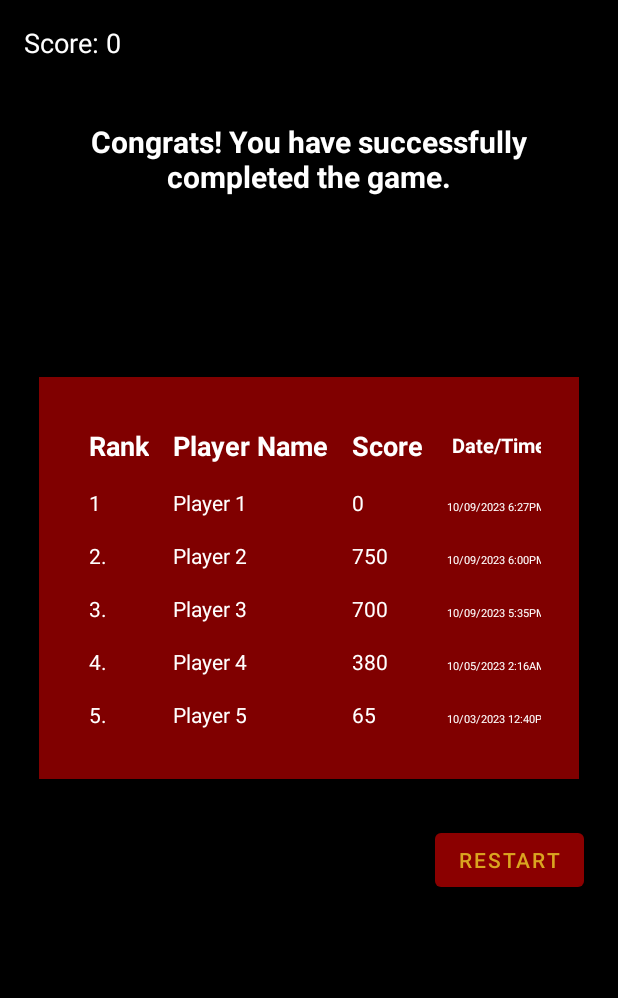
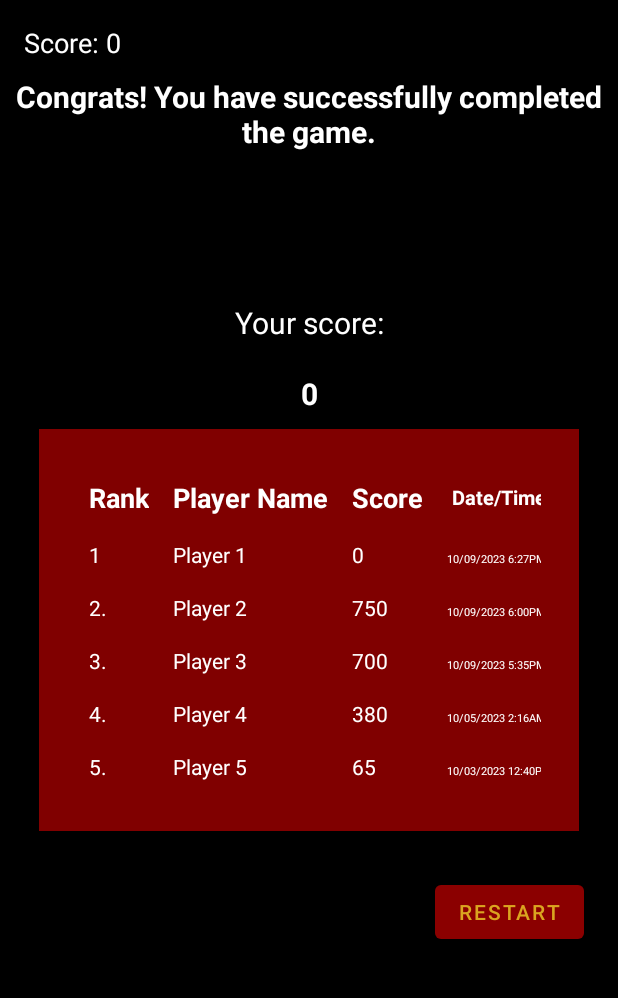
Before and after one commit to phunggnguyenn/CS2340A_Team45, an Android app: the GameEndActivity screen opened directly, with no data from a screen before it, on a phone screen of 412 x 824 dp, the part 84-1082 px from its top. Run offline under Robolectric (Android 15) with nearby library versions, the phone set to English and light mode, and no system bars.

Commit message:
implement current score

```diff
--- a/AndroidStudio_Template/app/src/main/java/com/example/views/GameEndActivity.java
+++ b/AndroidStudio_Template/app/src/main/java/com/example/views/GameEndActivity.java
@@ -34,6 +34,8 @@ public class GameEndActivity extends AppCompatActivity {
         scoreTextView = findViewById(R.id.scoreTextView);
         scoreTextView.setText("Score: " + score);
 
+        TextView currentScore = findViewById(R.id.textView7);
+        currentScore.setText(String.valueOf(score));
         leaderboard = Leaderboard.getInstance();
 
         // Add the current score to the leaderboard
--- a/AndroidStudio_Template/app/src/main/res/layout/activity_game_end.xml
+++ b/AndroidStudio_Template/app/src/main/res/layout/activity_game_end.xml
@@ -22,12 +22,36 @@
         android:text="Congrats! You have successfully completed the game."
         android:textSize="20sp"
         android:textStyle="bold"
-        android:padding="40dp"
+        android:padding="10dp"
         android:background="#000000"
         android:textColor="#FFFFFF"
         android:gravity="center"
         android:layout_marginBottom="80dp">
     </TextView>
+
+    <TextView
+        android:id="@+id/textView6"
+        android:layout_width="match_parent"
+        android:layout_height="wrap_content"
+        android:text="Your score:"
+        android:textSize="20sp"
+        android:padding="10dp"
+        android:background="#000000"
+        android:textColor="#FFFFFF"
+        android:gravity="center" />
+
+    <TextView
+        android:id="@+id/textView7"
+        android:layout_width="match_parent"
+        android:layout_height="wrap_content"
+        android:text=""
+        android:textSize="20sp"
+        android:textStyle="bold"
+        android:padding="10dp"
+        android:background="#000000"
+        android:textColor="#FFFFFF"
+        android:gravity="center"/>
+
     <LinearLayout
         android:layout_width="wrap_content"
         android:layout_height="wrap_content"
```
